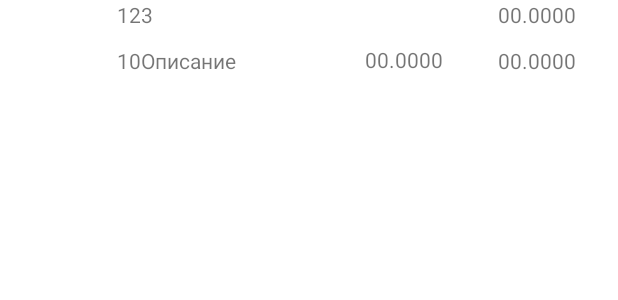
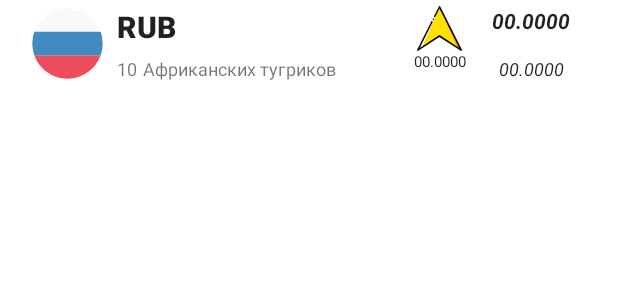
Before and after one commit to stdimensiy/My_Exchange_Rates, an Android app: the layout item_currency_view_holder.xml on its own in the app's theme, with its tools: preview values and no code run, on a phone screen of 412 x 824 dp. Shown: the top 300 px of the screen. Run offline under Robolectric (Android 15) with nearby library versions, the light colour scheme and no system bars.

Commit message:
Изм 0.9 UI - развит view holder - дополнена разметка View holder - добавлены несколько оформительских картинок - создан отдельный статический класс (объект) констант хранящих ссылку на ресурс с картинкой флага относительно буквенного кода валюты - изменена (дополнена структура UI) влоткнут фрагмент настроект

```diff
--- a/app/build.gradle
+++ b/app/build.gradle
@@ -44,6 +44,7 @@ dependencies {
     implementation 'androidx.legacy:legacy-support-v4:1.0.0'
     implementation 'androidx.lifecycle:lifecycle-livedata-ktx:2.4.1'
     implementation 'androidx.lifecycle:lifecycle-viewmodel-ktx:2.4.1'
+    implementation 'androidx.preference:preference:1.2.0'
     testImplementation 'junit:junit:4.13.2'
 
     // retrofit
--- /dev/null
+++ b/app/src/main/res/drawable/ic_change_in_the_big_way.xml
@@ -0,0 +1,8 @@
+<vector android:height="64dp" android:viewportHeight="512.922"
+    android:viewportWidth="512.922" android:width="64dp" xmlns:android="http://schemas.android.com/apk/res/android">
+    <path android:fillColor="#FFE100" android:pathData="M256.035,9.101l-204.8,469.334l204.8,-136.534l196.266,128z"/>
+    <path android:fillColor="#FFA800" android:pathData="M503.501,504.035l-247.466,-494.934l196.266,460.8l-196.266,-128z"/>
+    <path android:fillColor="#FFFFFF" android:pathData="M52.941,475.021l203.094,-465.92l-247.467,494.934z"/>
+    <path android:fillColor="#FF000000" android:pathData="M503.501,512.568c-1.707,0 -3.413,-0.853 -4.267,-1.707l-243.2,-158.72l-243.2,158.72c-3.413,1.707 -7.68,1.707 -10.24,-0.853c-2.56,-2.56 -3.413,-5.973 -1.707,-9.387l162.133,-324.267c1.707,-4.267 6.827,-5.973 11.093,-3.413c4.267,1.707 5.973,6.827 3.413,11.093L30.755,479.288l221.013,-145.067c2.56,-1.707 6.827,-1.707 9.387,0l221.013,145.067L256.035,27.875l-47.787,95.573c-1.707,4.267 -6.827,5.973 -11.093,3.413c-4.267,-1.707 -5.973,-6.827 -3.413,-11.093L249.208,4.835c2.56,-5.973 12.8,-5.973 15.36,0l247.467,494.933c1.707,3.413 0.853,7.68 -1.707,10.24C507.768,511.715 505.208,512.568 503.501,512.568z"/>
+    <path android:fillColor="#FF000000" android:pathData="M193.741,150.755c0,-5.12 -3.413,-8.533 -8.533,-8.533c-5.12,0 -8.533,3.413 -8.533,8.533c0,5.12 3.413,8.533 8.533,8.533C190.328,159.288 193.741,155.875 193.741,150.755"/>
+</vector>
--- a/app/src/main/res/layout/item_currency_view_holder.xml
+++ b/app/src/main/res/layout/item_currency_view_holder.xml
@@ -3,13 +3,15 @@
     xmlns:app="http://schemas.android.com/apk/res-auto"
     xmlns:tools="http://schemas.android.com/tools"
     android:layout_width="match_parent"
-    android:layout_height="50dp">
+    android:layout_height="50dp"
+    android:layout_margin="4dp">
 
     <ImageView
         android:id="@+id/flag"
         android:layout_width="50dp"
         android:layout_height="50dp"
         android:layout_marginStart="16dp"
+        android:src="@drawable/flag_rub_for_russia_round"
         app:layout_constraintBottom_toBottomOf="parent"
         app:layout_constraintStart_toStartOf="parent"
         app:layout_constraintTop_toTopOf="parent"
@@ -17,10 +19,13 @@
 
     <TextView
         android:id="@+id/title"
-        android:layout_width="30dp"
+        android:layout_width="wrap_content"
         android:layout_height="wrap_content"
-        android:layout_marginStart="12dp"
-        android:text="123"
+        android:layout_marginStart="8dp"
+        tools:text="RUB"
+        android:textAppearance="@style/TextAppearance.AppCompat.Body2"
+        android:textSize="20sp"
+        android:textStyle="bold"
         app:layout_constraintStart_toEndOf="@+id/flag"
         app:layout_constraintTop_toTopOf="@+id/flag" />
 
@@ -28,25 +33,28 @@
         android:id="@+id/nominal"
         android:layout_width="wrap_content"
         android:layout_height="wrap_content"
-        android:layout_marginStart="12dp"
-        android:text="10"
+        android:textSize="12sp"
         app:layout_constraintBottom_toBottomOf="@+id/flag"
-        app:layout_constraintStart_toEndOf="@+id/flag" />
+        app:layout_constraintStart_toStartOf="@+id/title"
+        tools:text="10" />
 
     <TextView
         android:id="@+id/description"
         android:layout_width="wrap_content"
         android:layout_height="wrap_content"
-        android:text="Описание"
+        android:layout_marginStart="4dp"
+        android:textSize="12sp"
         app:layout_constraintBottom_toBottomOf="@+id/flag"
-        app:layout_constraintStart_toEndOf="@+id/nominal" />
+        app:layout_constraintStart_toEndOf="@+id/nominal"
+        tools:text="Африканских тугриков" />
 
     <ImageView
         android:id="@+id/status"
         android:layout_width="30dp"
         android:layout_height="30dp"
-        android:layout_marginEnd="48dp"
-        app:layout_constraintEnd_toStartOf="@+id/current_rate"
+        android:layout_marginEnd="100dp"
+        android:src="@drawable/ic_change_in_the_big_way"
+        app:layout_constraintEnd_toEndOf="parent"
         app:layout_constraintTop_toTopOf="@+id/flag" />
 
     <TextView
@@ -54,6 +62,8 @@
         android:layout_width="wrap_content"
         android:layout_height="wrap_content"
         android:text="00.0000"
+        android:textAppearance="@style/TextAppearance.AppCompat.Body1"
+        android:textSize="10sp"
         app:layout_constraintEnd_toEndOf="@+id/status"
         app:layout_constraintStart_toStartOf="@+id/status"
         app:layout_constraintTop_toBottomOf="@+id/status" />
@@ -64,6 +74,8 @@
         android:layout_height="wrap_content"
         android:layout_marginEnd="28dp"
         android:text="00.0000"
+        android:textAppearance="@style/TextAppearance.AppCompat.Body1"
+        android:textStyle="bold|italic"
         app:layout_constraintEnd_toEndOf="parent"
         app:layout_constraintTop_toTopOf="parent" />
 
@@ -72,6 +84,9 @@
         android:layout_width="wrap_content"
         android:layout_height="wrap_content"
         android:text="00.0000"
+        android:textAppearance="@style/TextAppearance.AppCompat.Body1"
+        android:textSize="12sp"
+        android:textStyle="italic"
         app:layout_constraintBottom_toBottomOf="parent"
         app:layout_constraintEnd_toEndOf="@+id/current_rate"
         app:layout_constraintStart_toStartOf="@+id/current_rate" />
```
Also changed, not shown: app/src/main/java/ru/vdv/myexchangerates/ui/MainAdapter.kt (+6 -2 lines), app/src/main/java/ru/vdv/myexchangerates/ui/MainViewHolder.kt (+41 -1 lines), app/src/main/java/ru/vdv/myexchangerates/ui/common/UiConstant.kt (added, +43 -0 lines), app/src/main/java/ru/vdv/myexchangerates/ui/settings/SettingsFragment.kt (added, +12 -0 lines), app/src/main/res/drawable/ic_change_to_the_smaller_side.xml (added, +8 -0 lines), app/src/main/res/drawable/ic_there_are_no_changes.xml (added, +9 -0 lines), app/src/main/res/values/arrays.xml (added, +12 -0 lines), app/src/main/res/values/strings.xml (+14 -0 lines), app/src/main/res/xml/root_preferences.xml (added, +35 -0 lines), app/src/main/res/drawable/flag_gbp_for_united_kongdom_round.xml (renamed from app/src/main/res/drawable/flag_gbr_for_united_kongdom_round.xml).
